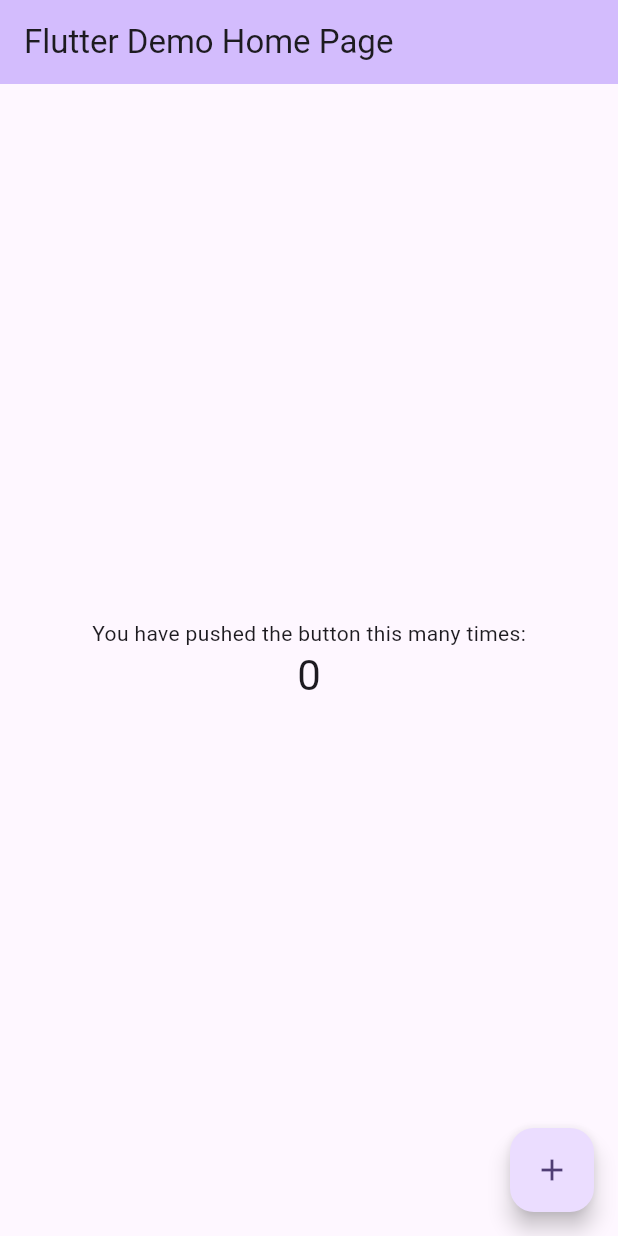
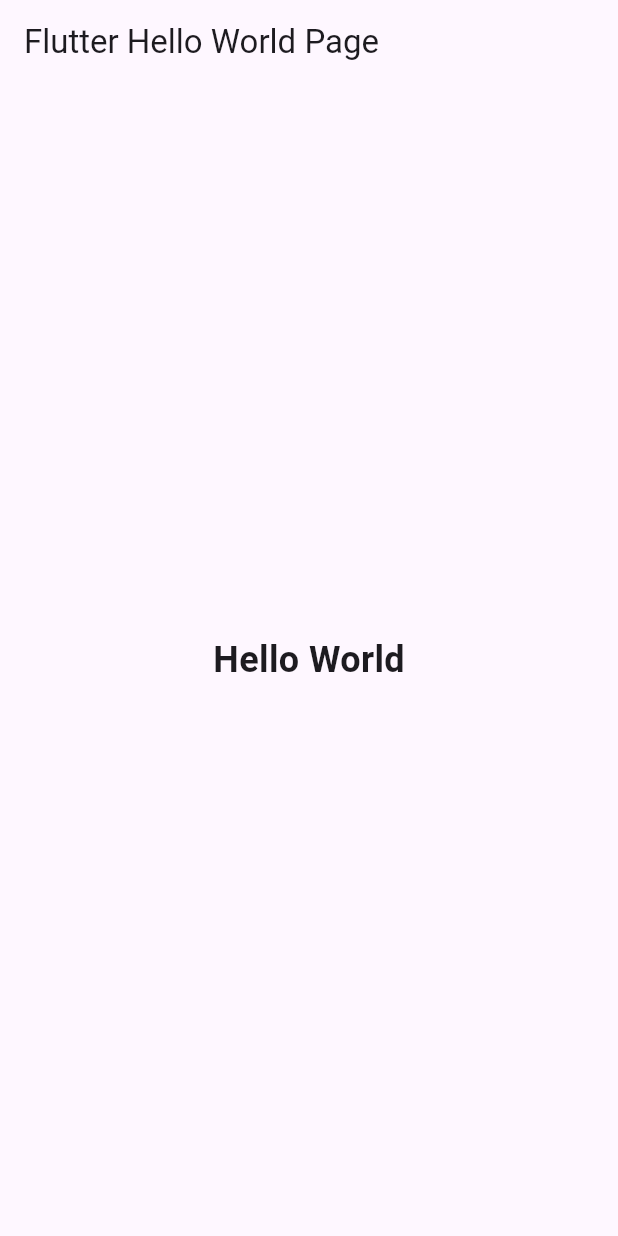
Before and after one commit to arnadd72/praktikum-abp, a Flutter app: the screen it shows after launch, on a phone screen of 412 x 824 dp. Run offline on Flutter 3.47's test engine with Material 3 defaults, Android fonts, the phone set to English and light mode, and no system bars.

Commit message:
modul 123 done

```diff
--- a/modul123-mob/lib/main.dart
+++ b/modul123-mob/lib/main.dart
@@ -5,47 +5,20 @@ void main() {
 }
 
 class MyApp extends StatelessWidget {
-  const MyApp({super.key});
+  const MyApp({Key? key}) : super(key: key);
 
-  // This widget is the root of your application.
   @override
   Widget build(BuildContext context) {
-    return MaterialApp(
-      title: 'Flutter Demo',
-      theme: ThemeData(
-        // This is the theme of your application.
-        //
-        // TRY THIS: Try running your application with "flutter run". You'll see
-        // the application has a purple toolbar. Then, without quitting the app,
-        // try changing the seedColor in the colorScheme below to Colors.green
-        // and then invoke "hot reload" (save your changes or press the "hot
-        // reload" button in a Flutter-supported IDE, or press "r" if you used
-        // the command line to start the app).
-        //
-        // Notice that the counter didn't reset back to zero; the application
-        // state is not lost during the reload. To reset the state, use hot
-        // restart instead.
-        //
-        // This works for code too, not just values: Most code changes can be
-        // tested with just a hot reload.
-        colorScheme: .fromSeed(seedColor: Colors.deepPurple),
-      ),
-      home: const MyHomePage(title: 'Flutter Demo Home Page'),
+    return const MaterialApp(
+      title: "Hello World",
+      debugShowCheckedModeBanner: false,
+      home: MyHomePage(title: "Flutter Hello World Page"),
     );
   }
 }
 
 class MyHomePage extends StatefulWidget {
-  const MyHomePage({super.key, required this.title});
-
-  // This widget is the home page of your application. It is stateful, meaning
-  // that it has a State object (defined below) that contains fields that affect
-  // how it looks.
-
-  // This class is the configuration for the state. It holds the values (in this
-  // case the title) provided by the parent (in this case the App widget) and
-  // used by the build method of the State. Fields in a Widget subclass are
-  // always marked "final".
+  const MyHomePage({Key? key, required this.title}) : super(key: key);
 
   final String title;
 
@@ -54,68 +27,20 @@ class MyHomePage extends StatefulWidget {
 }
 
 class _MyHomePageState extends State<MyHomePage> {
-  int _counter = 0;
-
-  void _incrementCounter() {
-    setState(() {
-      // This call to setState tells the Flutter framework that something has
-      // changed in this State, which causes it to rerun the build method below
-      // so that the display can reflect the updated values. If we changed
-      // _counter without calling setState(), then the build method would not be
-      // called again, and so nothing would appear to happen.
-      _counter++;
-    });
-  }
-
   @override
   Widget build(BuildContext context) {
-    // This method is rerun every time setState is called, for instance as done
-    // by the _incrementCounter method above.
-    //
-    // The Flutter framework has been optimized to make rerunning build methods
-    // fast, so that you can just rebuild anything that needs updating rather
-    // than having to individually change instances of widgets.
     return Scaffold(
       appBar: AppBar(
-        // TRY THIS: Try changing the color here to a specific color (to
-        // Colors.amber, perhaps?) and trigger a hot reload to see the AppBar
-        // change color while the other colors stay the same.
-        backgroundColor: Theme.of(context).colorScheme.inversePrimary,
-        // Here we take the value from the MyHomePage object that was created by
-        // the App.build method, and use it to set our appbar title.
         title: Text(widget.title),
       ),
-      body: Center(
-        // Center is a layout widget. It takes a single child and positions it
-        // in the middle of the parent.
-        child: Column(
-          // Column is also a layout widget. It takes a list of children and
-          // arranges them vertically. By default, it sizes itself to fit its
-          // children horizontally, and tries to be as tall as its parent.
-          //
-          // Column has various properties to control how it sizes itself and
-          // how it positions its children. Here we use mainAxisAlignment to
-          // center the children vertically; the main axis here is the vertical
-          // axis because Columns are vertical (the cross axis would be
-          // horizontal).
-          //
-          // TRY THIS: Invoke "debug painting" (choose the "Toggle Debug Paint"
-          // action in the IDE, or press "p" in the console), to see the
-          // wireframe for each widget.
-          mainAxisAlignment: .center,
-          children: [
-            const Text('You have pushed the button this many times:'),
-            Text(
-              '$_counter',
-              style: Theme.of(context).textTheme.headlineMedium,
-            ),
-          ],
+      body: const Center(
+        child: Text(
+          'Hello World',
+          style: TextStyle(
+            fontSize: 24,
+            fontWeight: FontWeight.bold,
+          ),
         ),
-      ),
-      floatingActionButton: FloatingActionButton(
-        onPressed: _incrementCounter,
-        tooltip: 'Increment',
-        child: const Icon(Icons.add),
       ),
     );
   }
```
Also changed, not shown: modul123-mob/lib/modul_3_mobile.dart (added, +107 -0 lines).
